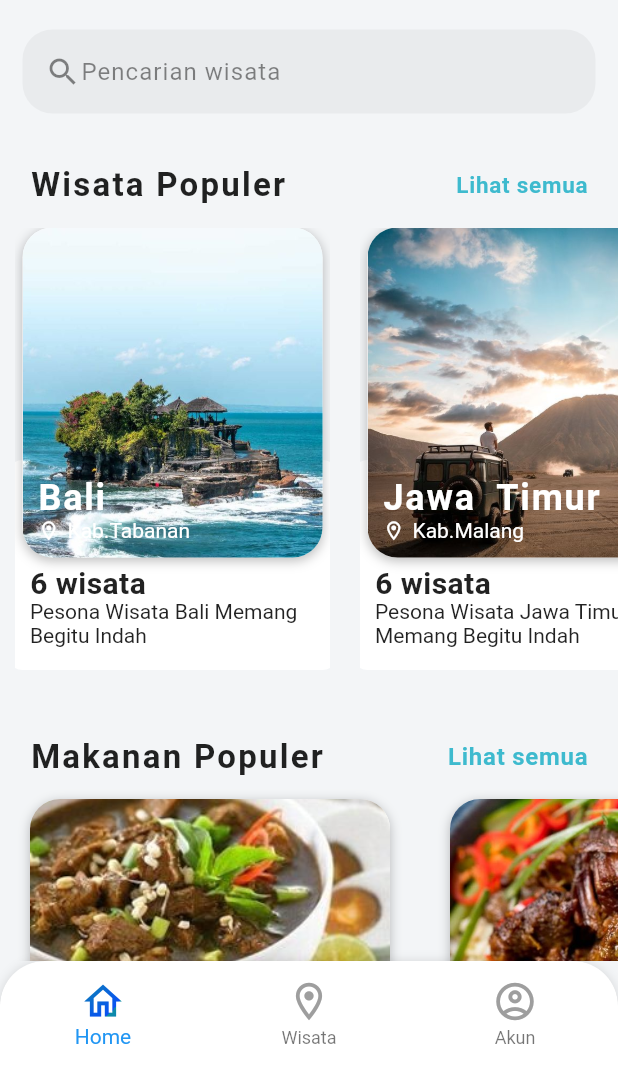
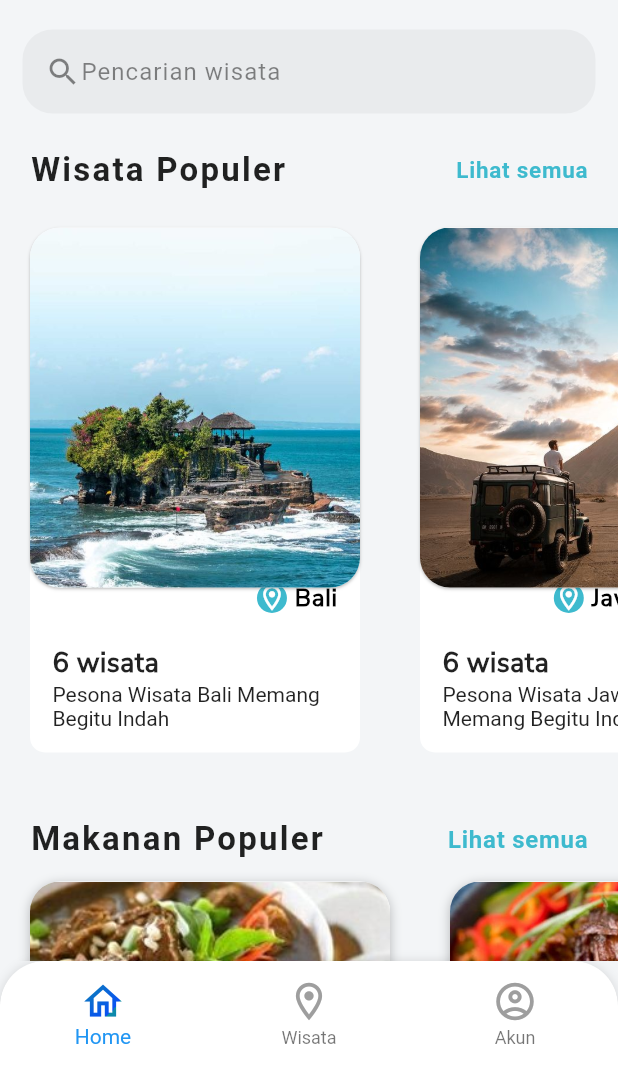
Before and after one commit to andhiratobing/wisata_indonesia, a Flutter app: the screen it shows after launch, on a phone screen of 412 x 824 dp, the part 170-1236 px from its top. Run offline on Flutter 3.47's test engine with Material 2 defaults, Android fonts, the phone set to English and light mode, and no system bars; Roboto replaces fonts that are missing (Montserrat-Regular, Montserrat-Reguler, Montserrat-SemiBold).

Commit message:
UI Commit

```diff
--- a/lib/models/TempatWisata.dart
+++ b/lib/models/TempatWisata.dart
@@ -27,7 +27,7 @@ List<Activity> bali = [
     harga: '30.000',
   ),
   Activity(
-    gambarUrl: 'assets/images/garuda_wisnu_kencanajpg',
+    gambarUrl: 'assets/images/garuda_wisnu_kencana.jpg',
     nama: 'Garuda Wisnu Kencana',
     provinsi: 'Bali',
     kota: 'Kab.Badung',
@@ -75,7 +75,7 @@ List<Activity> bali = [
 
 
 
-List<Activity> jawa_timur = [
+List<Activity> jawatimur = [
   Activity(
     gambarUrl: 'assets/images/gunung_bromo.jpg',
     nama: 'Gunung Bromo',
@@ -132,7 +132,7 @@ List<Activity> jawa_timur = [
   ),
 ];
 
-List<Activity> jawa_tengah = [
+List<Activity> jawatengah = [
   Activity(
     gambarUrl: 'assets/images/candi_borobudur.jpg',
     nama: 'Candi Borobudur',
@@ -169,7 +169,7 @@ List<TempatWisata> ListWisata = [
     provinsi: 'Jawa  Timur',
     kota: 'Kab.Malang',
     deskripsi: 'Pesona Wisata Jawa Timur Memang Begitu Indah',
-    activities: jawa_timur,
+    activities: jawatimur,
   ),
 
   TempatWisata(
@@ -177,6 +177,6 @@ List<TempatWisata> ListWisata = [
     provinsi: 'Jawa Tengah',
     kota: 'Kab.Magelang',
     deskripsi: 'Pesona Wisata Jawa Tengah Memang Begitu Indah',
-    activities: jawa_tengah,
+    activities: jawatengah,
   ),
 ];
--- a/lib/widgets/TempatWisataWidget.dart
+++ b/lib/widgets/TempatWisataWidget.dart
@@ -21,7 +21,7 @@ class TempatWisataWidget extends StatelessWidget {
                 ),
               ),
               GestureDetector(
-                onTap: () => print('See All'),
+                onTap: () => print('Lihat semua'),
                 child: Text(
                   'Lihat semua',
                   style: TextStyle(
@@ -36,7 +36,7 @@ class TempatWisataWidget extends StatelessWidget {
           ),
         ),
         Container(
-          height: 330.0,
+          height: 410.0,
           child: ListView.builder(
             scrollDirection: Axis.horizontal,
             itemCount: ListWisata.length,
@@ -52,14 +52,15 @@ class TempatWisataWidget extends StatelessWidget {
                     ),
                   ),
                 ),
+
                 child: Container(
-                  margin: EdgeInsets.all(10.0),
-                  width: 210.0,
+                  margin: EdgeInsets.all(20.0),
+                  width: 220.0,
                   child: Stack(
                     alignment: Alignment.topCenter,
                     children: <Widget>[
                       Positioned(
-                        bottom: 15.0,
+                        bottom: 20.0,
                         child: Container(
                           height: 140.0,
                           width: 220.0,
@@ -73,14 +74,42 @@ class TempatWisataWidget extends StatelessWidget {
                               mainAxisAlignment: MainAxisAlignment.end,
                               crossAxisAlignment: CrossAxisAlignment.start,
                               children: <Widget>[
+                                Row(
+                                  mainAxisAlignment: MainAxisAlignment.end,
+                                  children: <Widget>[
+                                    Container(
+                                      decoration: BoxDecoration(
+                                        color: Theme.of(context).primaryColor,
+                                        borderRadius: BorderRadius.circular(20.0),
+                                      ),
+                                     child: Icon(
+                                        Icons.location_on_outlined,
+                                        size: 20.0,
+                                        color: Colors.white,
+                                      ),
+                                    ),
+                                    SizedBox(width: 5.0),
+                                    Text(
+                                      wisata.provinsi,
+                                      style: TextStyle(
+                                        color: Colors.black,
+                                        fontSize: 16.0,
+                                        fontWeight: FontWeight.w600,
+                                        letterSpacing: 0.5,
+                                        fontFamily: 'NunitoSans-Regular',
+                                      ),
+                                    ),
+                                  ],
+                                ),
+                                SizedBox(height: 20.0),
                                 Text(
                                   '${wisata.activities.length} wisata',
                                   style: TextStyle(
-                                    fontSize: 20.0,
+                                    fontSize: 18.0,
                                     fontWeight: FontWeight.w600,
                                     letterSpacing: 0.3,
                                     color: Colors.black87,
-                                    fontFamily: 'Montserrat-SemiBold',
+                                    fontFamily: 'NunitoSans-Regular',
                                   ),
                                 ),
                                 Text(
@@ -103,8 +132,8 @@ class TempatWisataWidget extends StatelessWidget {
                           boxShadow: [
                             BoxShadow(
                               color: Colors.black26,
-                              offset: Offset(0.0, 2.0),
-                              blurRadius: 6.0,
+                              offset: Offset(0.0, 1.0),
+                              blurRadius: 1.0,
                             ),
                           ],
                         ),
@@ -115,45 +144,11 @@ class TempatWisataWidget extends StatelessWidget {
                               child: ClipRRect(
                                 borderRadius: BorderRadius.circular(20.0),
                                 child: Image(
-                                  height: 220.0,
-                                  width: 200.0,
+                                  height: 240.0,
+                                  width: 220.0,
                                   image: AssetImage(wisata.gambarUrl),
                                   fit: BoxFit.cover,
                                 ),
-                              ),
-                            ),
-                            Positioned(
-                              left: 10.0,
-                              bottom: 10.0,
-                              child: Column(
-                                crossAxisAlignment: CrossAxisAlignment.start,
-                                children: <Widget>[
-                                  Text(
-                                    wisata.provinsi,
-                                    style: TextStyle(
-                                      color: Colors.white,
-                                      fontSize: 24.0,
-                                      fontWeight: FontWeight.w600,
-                                      letterSpacing: 1.2,
-                                    ),
-                                  ),
-                                  Row(
-                                    children: <Widget>[
-                                      Icon(
-                                        Icons.location_on_outlined,
-                                        size: 15.0,
-                                        color: Colors.white,
-                                      ),
-                                      SizedBox(width: 5.0),
-                                      Text(
-                                        wisata.kota,
-                                        style: TextStyle(
-                                          color: Colors.white,
-                                        ),
-                                      ),
-                                    ],
-                                  ),
-                                ],
                               ),
                             ),
                           ],
--- a/pubspec.yaml
+++ b/pubspec.yaml
@@ -25,6 +25,7 @@ flutter:
   assets:
     - assets/images/
   fonts:
+
     - family: MontserratSemiBold
       fonts:
         - asset: fonts/Montserrat-SemiBold.ttf
@@ -40,3 +41,7 @@ flutter:
     - family: SlencoBlack
       fonts:
         - asset: fonts/SlencoBlack.otf
+
+    - family: NunitoSans-Regular
+      fonts:
+        - asset: fonts/NunitoSans-Regular.ttf
```
Also changed, not shown: lib/screens/HomeScreen.dart (+1 -24 lines), lib/screens/TempatWisataScreen.dart (+10 -28 lines), assets/images/misool.jpg (added), assets/images/pasir_timbul.jpg (added), assets/images/pianemo.jpg (added), assets/images/pulau_arborek.jpg (added), fonts/NunitoSans-Regular.ttf (added), 1 other file.
